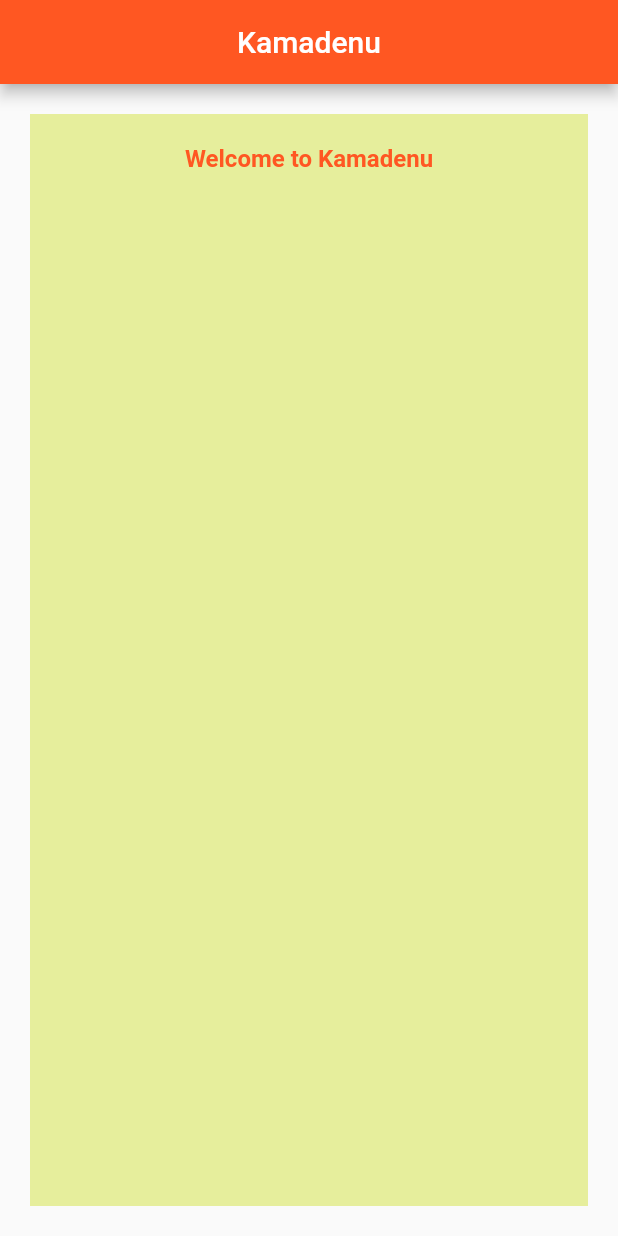
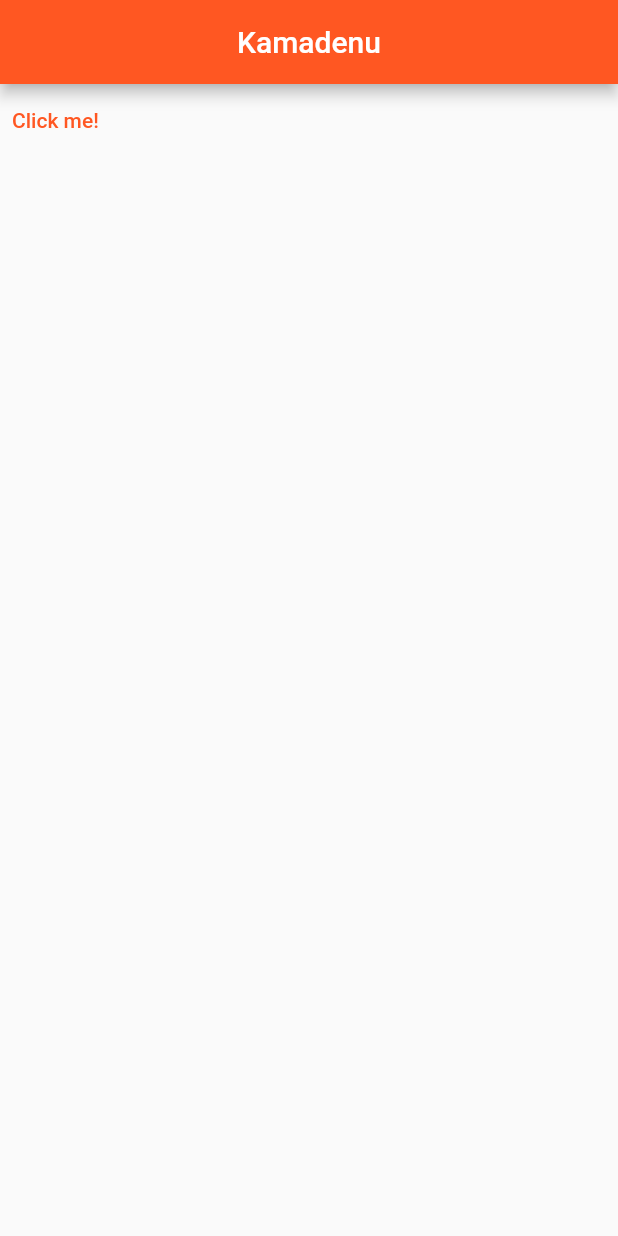
Before and after one commit to VijayGanganapalli/kamadenu, a Flutter app: the screen it shows after launch, on a phone screen of 412 x 824 dp. Run offline on Flutter 3.47's test engine with Material 2 defaults, Android fonts, the phone set to English and light mode, and no system bars.

Commit message:
Added basic details of button widget

```diff
--- a/lib/main.dart
+++ b/lib/main.dart
@@ -26,22 +26,9 @@ class Home extends StatelessWidget {
         centerTitle: true,
         title: Text("Kamadenu"),
       ),
-      body: Container(
-        width: double.infinity,
-        height: double.infinity,
-        decoration: BoxDecoration(color: Colors.lime[200]),
-        margin: EdgeInsets.all(20.0),
-        padding: EdgeInsets.all(20.0),
-        child: Text(
-          "Welcome to Kamadenu",
-          style: TextStyle(
-            fontSize: 16.0,
-            fontWeight: FontWeight.bold,
-            color: Colors.deepOrange,
-          ),
-          textAlign: TextAlign.center,
-          overflow: TextOverflow.ellipsis,
-        ),
+      body: TextButton(
+        child: Text("Click me!"),
+        onPressed: () {},
       ),
     );
   }
```
